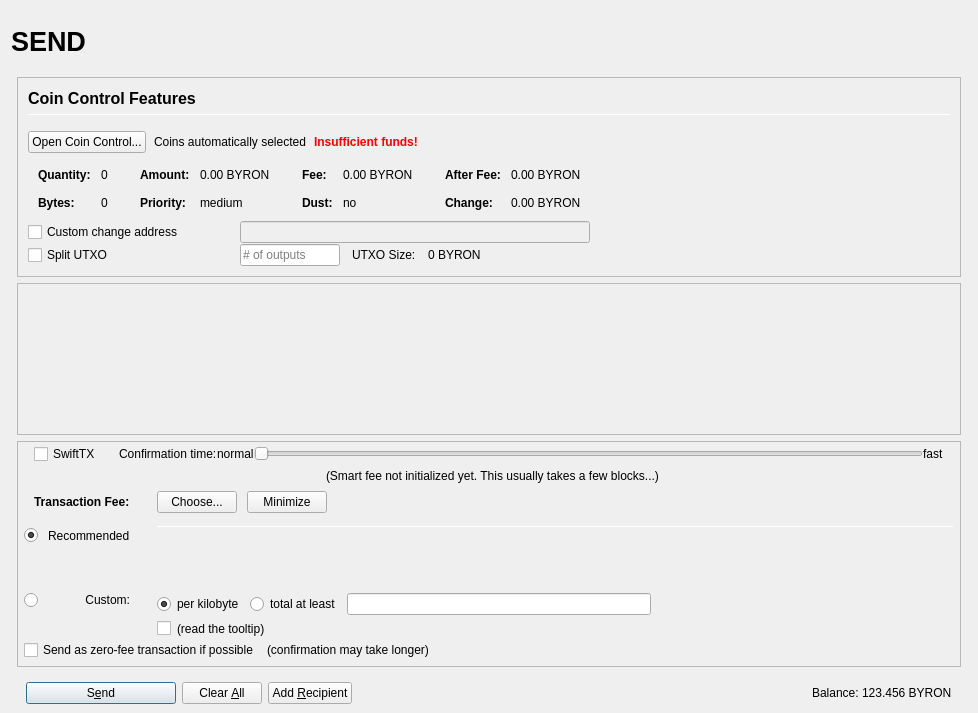
The window that src/qt/forms/sendcoinsdialog.ui (Byronteam/Byron) describes before a commit, drawn with Qt 5.
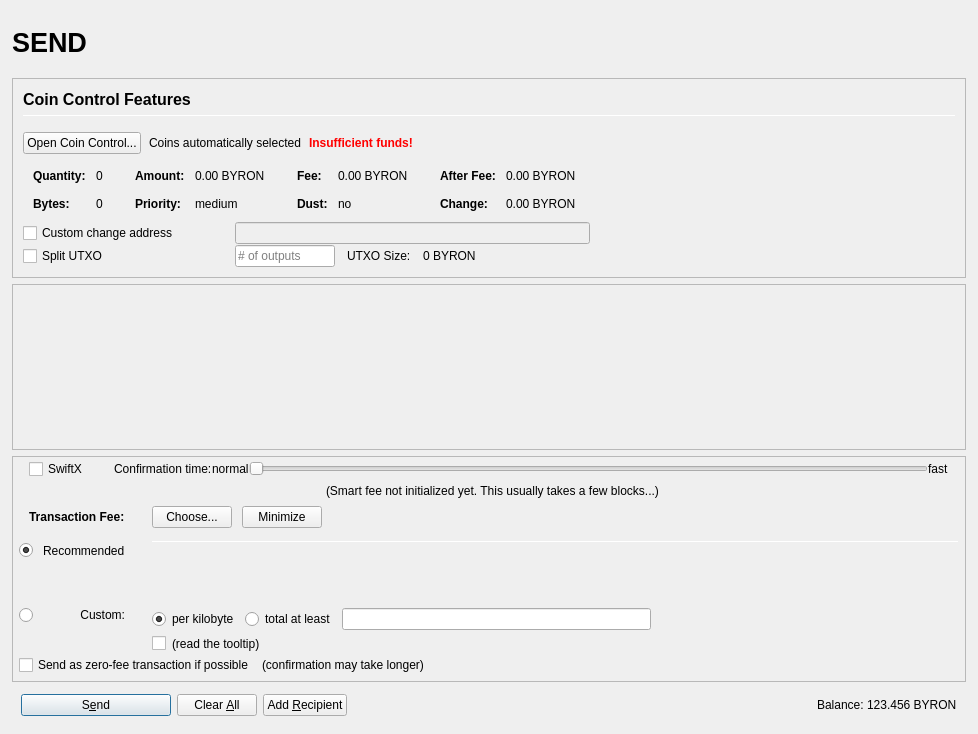
The same window after the commit. Icons and pictures are not drawn. Custom widgets are drawn as their Qt base class.

The edit to the form file:
```diff
--- a/src/qt/forms/sendcoinsdialog.ui
+++ b/src/qt/forms/sendcoinsdialog.ui
@@ -2,40 +2,47 @@
 <ui version="4.0">
  <class>SendCoinsDialog</class>
  <widget class="QDialog" name="SendCoinsDialog">
-  <property name="enabled">
-   <bool>true</bool>
-  </property>
   <property name="geometry">
    <rect>
     <x>0</x>
     <y>0</y>
     <width>978</width>
-    <height>713</height>
+    <height>734</height>
    </rect>
   </property>
   <property name="windowTitle">
    <string>Send Coins</string>
   </property>
   <layout class="QVBoxLayout" name="verticalLayout" stretch="0">
+   <property name="leftMargin">
+    <number>0</number>
+   </property>
+   <property name="topMargin">
+    <number>0</number>
+   </property>
+   <property name="rightMargin">
+    <number>0</number>
+   </property>
    <property name="bottomMargin">
-    <number>9</number>
+    <number>0</number>
    </property>
    <item>
+    <widget class="QFrame" name="frame_BG">
     <layout class="QVBoxLayout" name="verticalLayout_Master" stretch="0,1">
      <property name="spacing">
       <number>0</number>
      </property>
      <property name="leftMargin">
-      <number>0</number>
+        <number>12</number>
      </property>
      <property name="topMargin">
-      <number>0</number>
+        <number>12</number>
      </property>
      <property name="rightMargin">
-      <number>0</number>
+        <number>12</number>
      </property>
      <property name="bottomMargin">
-      <number>0</number>
+        <number>12</number>
      </property>
      <item>
       <widget class="QFrame" name="frame_Header">
@@ -132,7 +139,7 @@
       </widget>
      </item>
      <item>
-      <widget class="QFrame" name="frame_BG">
+        <widget class="QFrame" name="frame_BG_Content">
        <property name="minimumSize">
         <size>
          <width>0</width>
@@ -141,13 +148,13 @@
        </property>
        <layout class="QVBoxLayout" name="layout_BG" stretch="0,0,0,0">
         <property name="leftMargin">
-         <number>6</number>
+           <number>0</number>
         </property>
         <property name="topMargin">
          <number>6</number>
         </property>
         <property name="rightMargin">
-         <number>6</number>
+           <number>0</number>
         </property>
         <property name="bottomMargin">
          <number>0</number>
@@ -897,13 +904,10 @@
             <rect>
              <x>0</x>
              <y>0</y>
-             <width>940</width>
-             <height>85</height>
-            </rect>
-           </property>
-           <property name="autoFillBackground">
-            <bool>false</bool>
-           </property>
+               <width>938</width>
+               <height>69</height>
+              </rect>
+             </property>
            <layout class="QVBoxLayout" name="verticalLayout_2" stretch="0,1">
             <property name="leftMargin">
              <number>0</number>
@@ -1019,10 +1023,10 @@
                     </size>
                    </property>
                    <property name="toolTip">
-                    <string>SwiftTX technology allows for near instant transactions - A flat fee of 0.01 BYRON applies</string>
+                      <string>SwiftX technology allows for near instant transactions - A flat fee of 0.01 BYRON applies</string>
                    </property>
                    <property name="text">
-                    <string>SwiftTX</string>
+                      <string>SwiftX</string>
                    </property>
                   </widget>
                  </item>
@@ -1400,7 +1404,7 @@
                       <item>
                        <widget class="QCheckBox" name="checkBoxMinimumFee">
                         <property name="toolTip">
-                         <string>Paying only the minimum fee is just fine as long as there is less transaction volume than space in the blocks.&lt;br /&gt;But be aware that this can end up in a never confirming transaction once there is more demand for Byron transactions than the network can process.</string>
+                           <string>Paying only the minimum fee is just fine as long as there is less transaction volume than space in the blocks.&lt;br /&gt;But be aware that this can end up in a never confirming transaction once there is more demand for BYRON transactions than the network can process.</string>
                         </property>
                         <property name="text">
                          <string/>
@@ -1413,7 +1417,7 @@
                          <bool>true</bool>
                         </property>
                         <property name="toolTip">
-                         <string>Paying only the minimum fee is just fine as long as there is less transaction volume than space in the blocks.&lt;br /&gt;But be aware that this can end up in a never confirming transaction once there is more demand for Byron transactions than the network can process.</string>
+                           <string>Paying only the minimum fee is just fine as long as there is less transaction volume than space in the blocks.&lt;br /&gt;But be aware that this can end up in a never confirming transaction once there is more demand for BYRON transactions than the network can process.</string>
                         </property>
                         <property name="text">
                          <string>(read the tooltip)</string>
@@ -1624,8 +1628,11 @@
         <item>
          <widget class="QFrame" name="frame_Send">
           <layout class="QHBoxLayout" name="horizontalLayout">
+             <property name="topMargin">
+              <number>6</number>
+             </property>
            <property name="bottomMargin">
-            <number>0</number>
+              <number>6</number>
            </property>
            <item>
             <widget class="QPushButton" name="sendButton">
@@ -1746,6 +1753,7 @@
       </widget>
      </item>
     </layout>
+    </widget>
    </item>
   </layout>
  </widget>
```
Left out of the diff: 2 changed lines with no effect on the pictures. Lines whose indentation alone changed are shown as unchanged.
